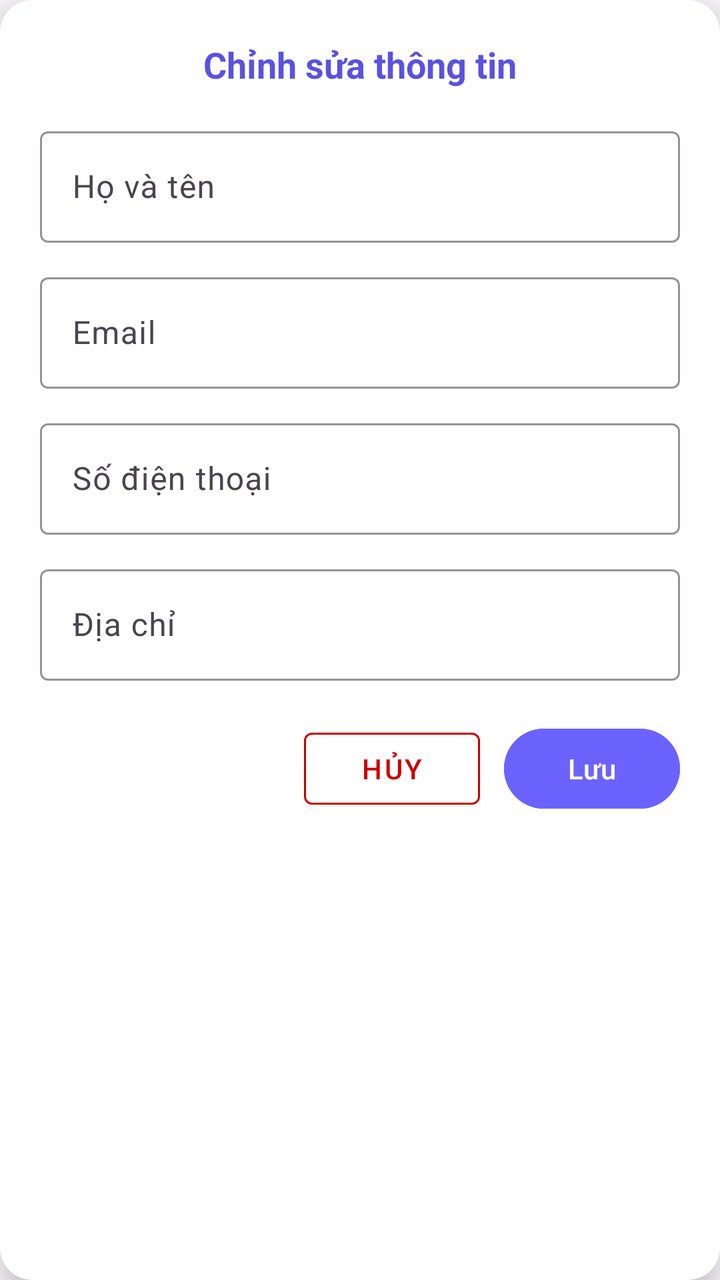
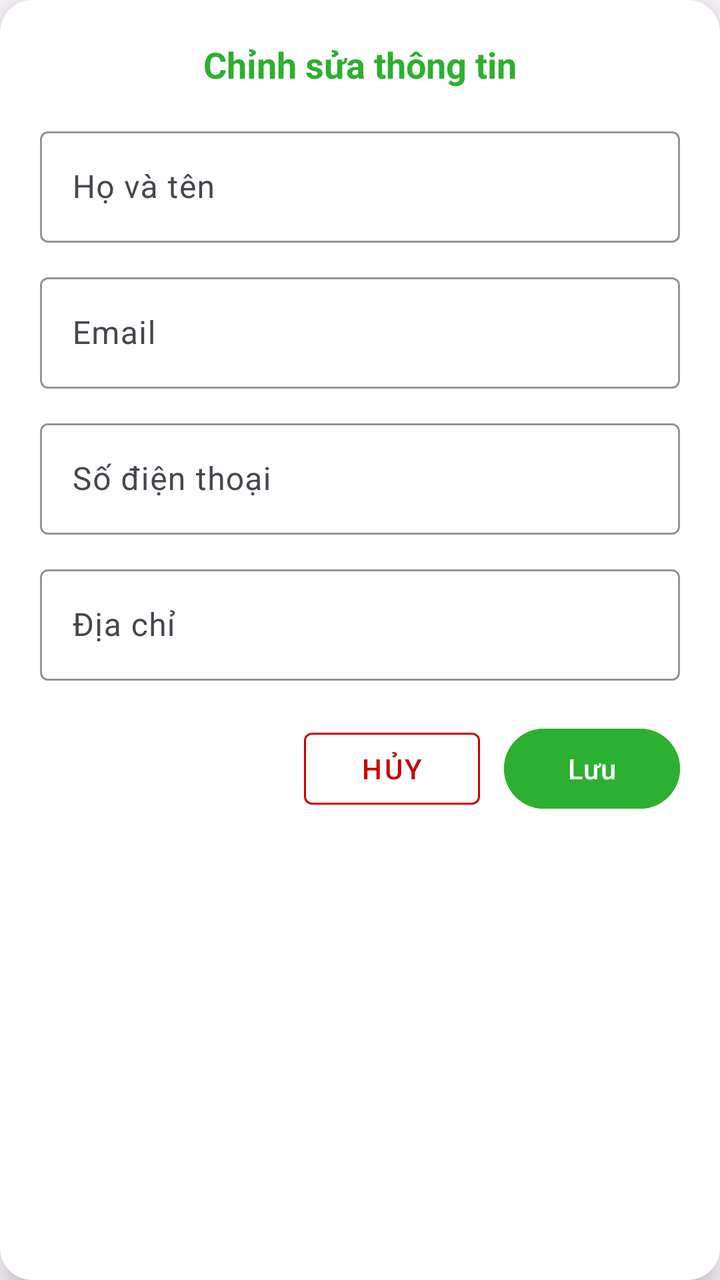

Two renders of the same Android screen: before a commit and after it. Below are the layout's source before the change and the commit's diff.
<!-- AndroidManifest.xml: application theme Theme.BookApp -->
<!-- res/layout/dialog_edit_profile.xml -->
<?xml version="1.0" encoding="utf-8"?>
<androidx.cardview.widget.CardView xmlns:android="http://schemas.android.com/apk/res/android"
    xmlns:app="http://schemas.android.com/apk/res-auto"
    android:layout_width="match_parent"
    android:layout_height="wrap_content"
    android:layout_margin="24dp"
    app:cardCornerRadius="16dp"
    app:cardElevation="8dp">

    <LinearLayout
        android:layout_width="match_parent"
        android:layout_height="wrap_content"
        android:orientation="vertical"
        android:padding="20dp">

        
        <TextView
            android:layout_width="match_parent"
            android:layout_height="wrap_content"
            android:text="Chỉnh sửa thông tin"
            android:textSize="18sp"
            android:textStyle="bold"
            android:textColor="@color/purple_7001"
            android:gravity="center"
            android:layout_marginBottom="16dp"/>

        
        <com.google.android.material.textfield.TextInputLayout
            android:layout_width="match_parent"
            android:layout_height="wrap_content"
            android:layout_marginBottom="12dp"
            app:boxStrokeColor="@color/purple_5001"
            app:hintTextColor="@color/purple_7001">

            <com.google.android.material.textfield.TextInputEditText
                android:id="@+id/etFullname"
                android:layout_width="match_parent"
                android:layout_height="wrap_content"
                android:hint="Họ và tên" />
        </com.google.android.material.textfield.TextInputLayout>

        
        <com.google.android.material.textfield.TextInputLayout
            android:layout_width="match_parent"
            android:layout_height="wrap_content"
            android:layout_marginBottom="12dp"
            app:boxStrokeColor="@color/purple_5001">

            <com.google.android.material.textfield.TextInputEditText
                android:id="@+id/etEmail"
                android:layout_width="match_parent"
                android:layout_height="wrap_content"
                android:hint="Email"
                android:inputType="textEmailAddress" />
        </com.google.android.material.textfield.TextInputLayout>

        
        <com.google.android.material.textfield.TextInputLayout
            android:layout_width="match_parent"
            android:layout_height="wrap_content"
            android:layout_marginBottom="12dp"
            app:boxStrokeColor="@color/purple_5001">

            <com.google.android.material.textfield.TextInputEditText
                android:id="@+id/etPhone"
                android:layout_width="match_parent"
                android:layout_height="wrap_content"
                android:hint="Số điện thoại"
                android:inputType="phone" />
        </com.google.android.material.textfield.TextInputLayout>

        
        <com.google.android.material.textfield.TextInputLayout
            android:layout_width="match_parent"
            android:layout_height="wrap_content"
            android:layout_marginBottom="20dp"
            app:boxStrokeColor="@color/purple_5001">

            <com.google.android.material.textfield.TextInputEditText
                android:id="@+id/etAddress"
                android:layout_width="match_parent"
                android:layout_height="wrap_content"
                android:hint="Địa chỉ" />
        </com.google.android.material.textfield.TextInputLayout>

        
        <LinearLayout
            android:layout_width="match_parent"
            android:layout_height="wrap_content"
            android:orientation="horizontal"
            android:gravity="end">

            <com.google.android.material.button.MaterialButton
                android:id="@+id/btnCancel"
                style="@style/Widget.MaterialComponents.Button.OutlinedButton"
                android:layout_width="wrap_content"
                android:layout_height="wrap_content"
                android:text="Hủy"
                android:textColor="@android:color/holo_red_dark"
                app:strokeColor="@android:color/holo_red_dark"
                android:layout_marginEnd="12dp" />

            <com.google.android.material.button.MaterialButton
                android:id="@+id/btnSave"
                android:layout_width="wrap_content"
                android:layout_height="wrap_content"
                android:text="Lưu"
                android:backgroundTint="@color/purple_5001"
                android:textColor="@android:color/white" />
        </LinearLayout>
    </LinearLayout>
</androidx.cardview.widget.CardView>
<!-- resources referenced by this layout -->
<resources>
  <color name="purple_5001">#6C63FF</color>
  <color name="purple_7001">#5A52E0</color>
  <style name="Theme.BookApp" parent="Base.Theme.BookApp" />
  <style name="Base.Theme.BookApp" parent="Theme.Material3.DayNight.NoActionBar">
          
          
      </style>
</resources>

<!-- the commit's change to res/layout/dialog_edit_profile.xml (unified diff, before → after) -->
@@ -20,7 +20,7 @@
             android:text="Chỉnh sửa thông tin"
             android:textSize="18sp"
             android:textStyle="bold"
-            android:textColor="@color/purple_7001"
+            android:textColor="#2cb02f"
             android:gravity="center"
             android:layout_marginBottom="16dp"/>
 
@@ -105,7 +105,7 @@
                 android:layout_width="wrap_content"
                 android:layout_height="wrap_content"
                 android:text="Lưu"
-                android:backgroundTint="@color/purple_5001"
+                android:backgroundTint="#2cb02f"
                 android:textColor="@android:color/white" />
         </LinearLayout>
     </LinearLayout>
